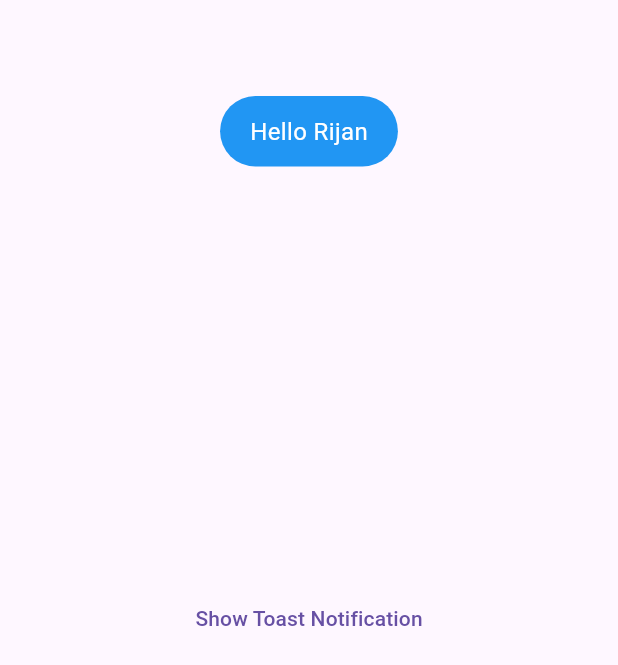
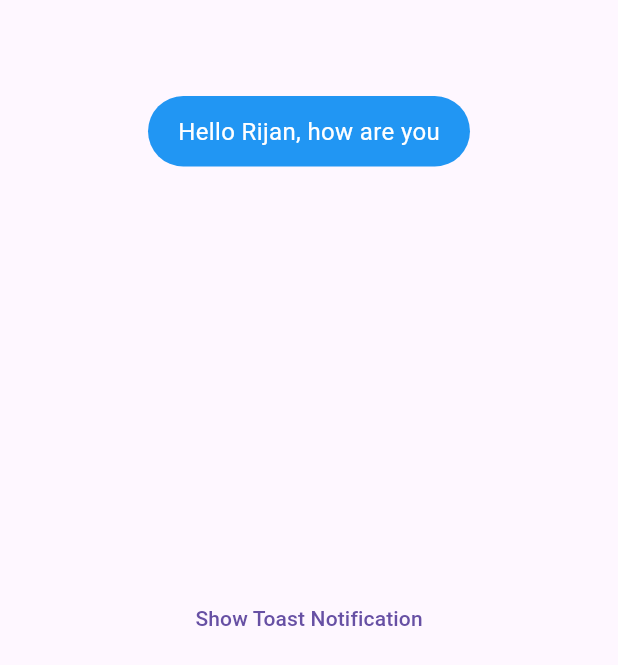
Before and after one commit to Rijan77/code-experiments, a Flutter app: the FlutterToastTry screen opened directly, after a tap on "Show Toast Notification", on a phone screen of 412 x 824 dp. Shown: the top 665 px of the screen. Run offline on Flutter 3.47's test engine with Material 3 defaults, Android fonts, the light colour scheme and no system bars; our stand-ins replace bloc, dio, equatable, flutter_bloc, flutter_screenutil, fluttertoast and 2 more; missing offline and left inert: flutter_timer_countdown, nepali_date_picker; accounts and stored records are empty; network calls fail.

Commit message:
Call Weatherpage as default page

```diff
--- a/lib/main.dart
+++ b/lib/main.dart
@@ -32,10 +32,7 @@ class MyApp extends StatelessWidget {
 
       child: BlocProvider(
         create: (_) => WeatherDataCubit(),
-        child: MaterialApp(
-          debugShowCheckedModeBanner: false,
-          home: FlutterToastTry(),
-        ),
+        child: MaterialApp(debugShowCheckedModeBanner: false, home: Homepage()),
       ),
     );
   }
--- a/lib/try/ fluttertoast_try.dart
+++ b/lib/try/ fluttertoast_try.dart
@@ -16,7 +16,7 @@ class _FlutterToastTryState extends State<FlutterToastTry> {
         child: TextButton(
           onPressed: () {
             Fluttertoast.showToast(
-              msg: "Hello Rijan",
+              msg: "Hello Rijan, how are you",
               gravity: ToastGravity.TOP,
               toastLength: Toast.LENGTH_LONG,
               backgroundColor: Colors.blue,
```
